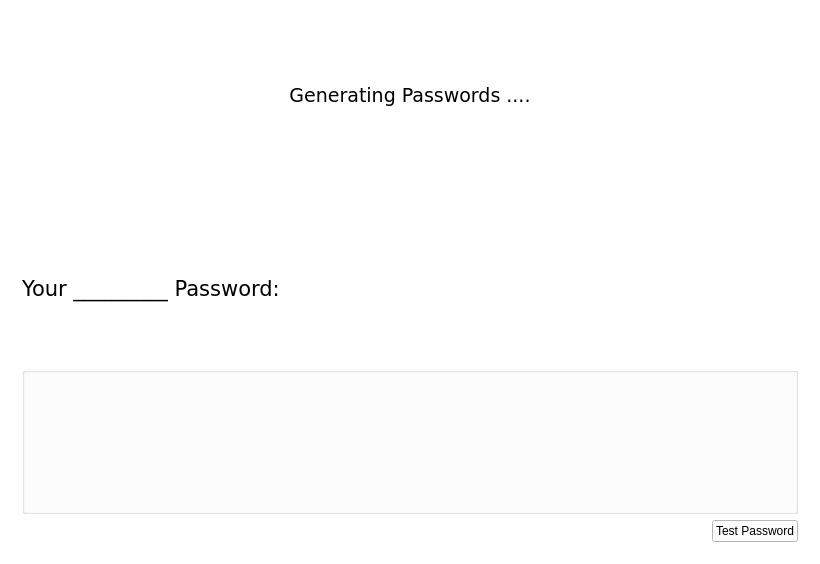
Old version of the form mainwindow.ui in the repository hodgins96/Alternate-password-scheme.
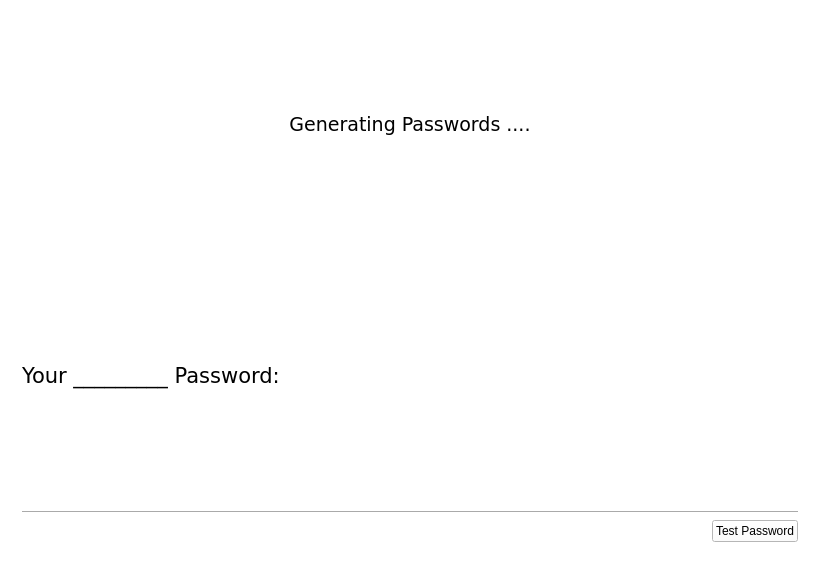
New version of the form. The open tabs and pages were chosen to show the change.

Patch:
```diff
--- a/mainwindow.ui
+++ b/mainwindow.ui
@@ -152,21 +152,6 @@
          </widget>
         </item>
         <item>
-         <widget class="QGroupBox" name="groupBox">
-          <property name="styleSheet">
-           <string notr="true">background-color: rgb(255, 255, 255);
-gridline-color: rgb(255, 255, 255);
-alternate-background-color: rgb(255, 255, 255);
-selection-background-color: rgb(255, 255, 255);
-selection-color: rgb(255, 255, 255);
-gridline-color: rgb(255, 255, 255);
-color: rgb(255, 255, 255);</string>
-          </property>
-          <property name="title">
-           <string/>
-          </property>
-          <layout class="QHBoxLayout" name="horizontalLayout_2">
-           <item>
             <layout class="QHBoxLayout" name="passLayout_1">
              <item>
               <widget class="QPushButton" name="showPass_1">
@@ -220,7 +205,11 @@
              </item>
             </layout>
            </item>
-          </layout>
+        <item>
+         <widget class="Line" name="line">
+          <property name="orientation">
+           <enum>Qt::Horizontal</enum>
+          </property>
          </widget>
         </item>
         <item>
```
Left out of the diff: 15 changed lines with no effect on the pictures. Lines whose indentation alone changed are shown as unchanged.
